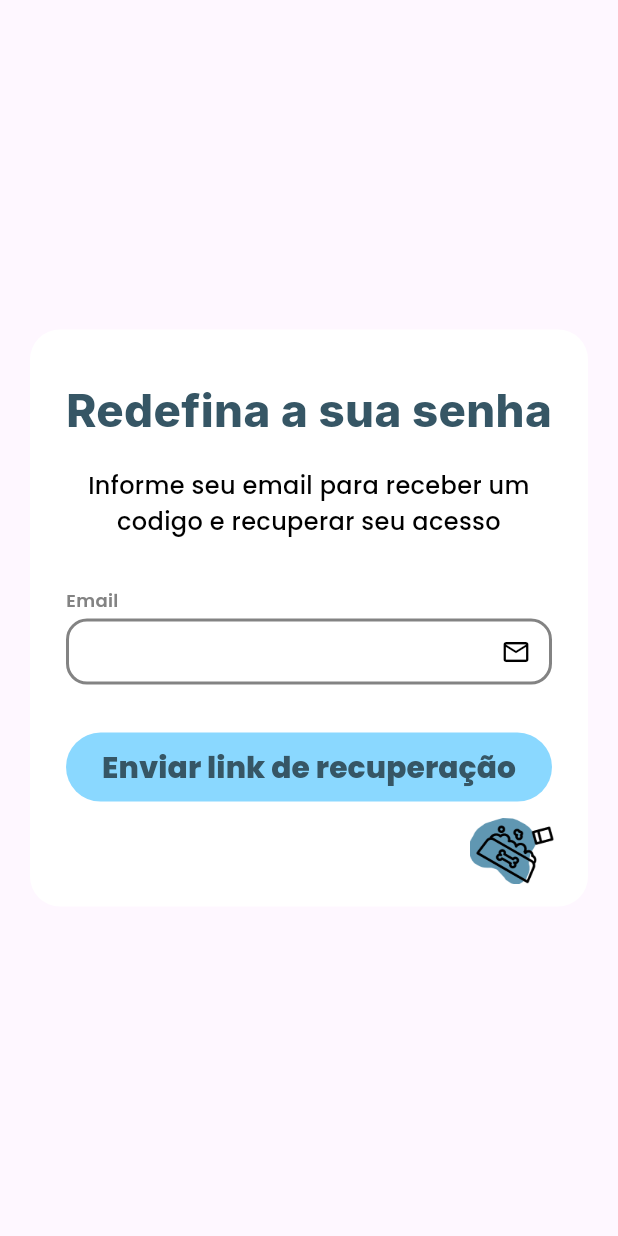
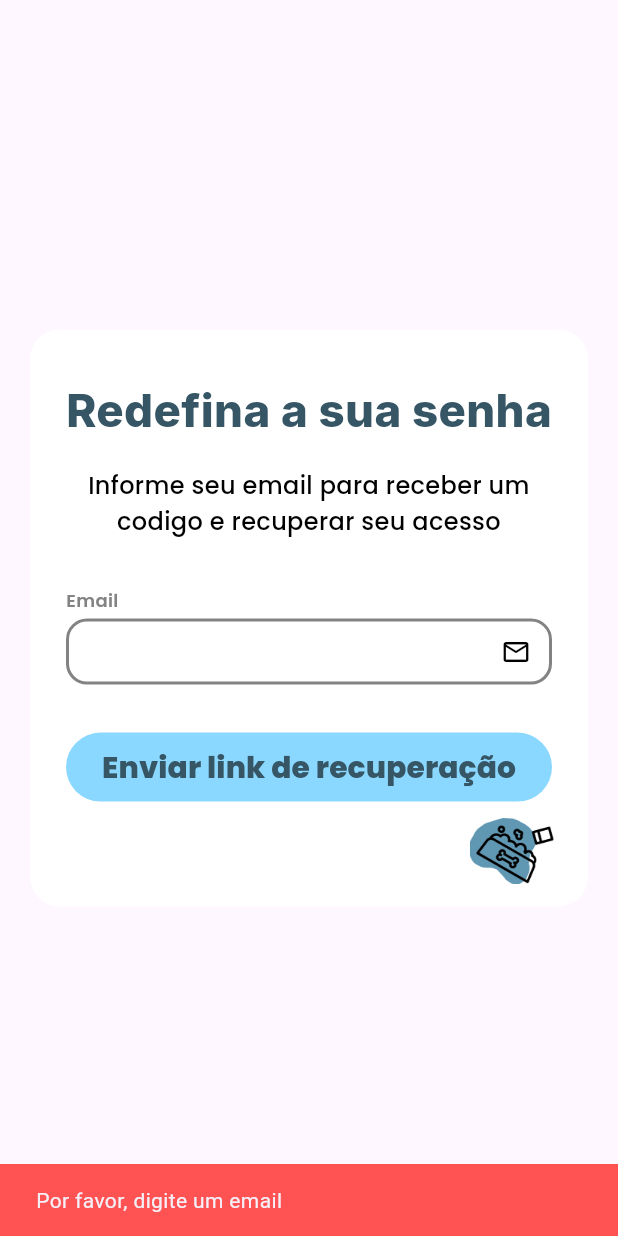
Before and after one commit to HenriqueVM5/Asimov-Pet-Shop-Flutter, a Flutter app: the RecuperarSenhaDialog widget shown alone on an empty page, opened directly, after a tap on "Enviar link de recuperação", on a phone screen of 412 x 824 dp. Run offline on Flutter 3.47's test engine with Material 3 defaults, Android fonts, the phone set to English and light mode, and no system bars; our stand-ins replace cloud_firestore, firebase_auth, firebase_core, flutter_riverpod, google_fonts, google_sign_in; accounts and stored records are empty.

Commit message:
implementando logica de recuperação de senha pelo firebase

```diff
--- a/lib/widgets/recuperar_senha.dart
+++ b/lib/widgets/recuperar_senha.dart
@@ -1,5 +1,7 @@
 import 'package:flutter/material.dart';
 import 'package:google_fonts/google_fonts.dart';
+import 'package:provider/provider.dart';
+import '../providers/auth_provider.dart';
 
 class RecuperarSenhaDialog extends StatefulWidget {
   const RecuperarSenhaDialog({super.key});
@@ -10,6 +12,7 @@ class RecuperarSenhaDialog extends StatefulWidget {
 
 class _RecuperarSenhaDialogState extends State<RecuperarSenhaDialog> {
   final _emailRecuperacaoController = TextEditingController();
+  bool _isLoading = false;
 
   @override
   void dispose() {
@@ -117,11 +120,7 @@ class _RecuperarSenhaDialogState extends State<RecuperarSenhaDialog> {
                   width: double.infinity,
                   height: 46,
                   child: ElevatedButton(
-                    onPressed: () {
-                      final email = _emailRecuperacaoController.text;
-                      print("Enviar recuperação para: $email");
-                      // TODO: Chamar o AuthProvider aqui
-                    },
+                    onPressed: _isLoading ? null : _enviarEmailRecuperacao,
                     style: ElevatedButton.styleFrom(
                       backgroundColor: const Color(0xFF8AD8FF),
                       shape: RoundedRectangleBorder(
@@ -131,7 +130,18 @@ class _RecuperarSenhaDialogState extends State<RecuperarSenhaDialog> {
                     ),
                     child: FittedBox(
                       fit: BoxFit.scaleDown,
-                      child: Text(
+                      child: _isLoading
+                          ? const SizedBox(
+                              width: 24,
+                              height: 24,
+                              child: CircularProgressIndicator(
+                                strokeWidth: 2,
+                                valueColor: AlwaysStoppedAnimation<Color>(
+                                  Color(0xFF365665),
+                                ),
+                              ),
+                            )
+                          : Text(
                               'Enviar link de recuperação',
                               style: GoogleFonts.poppins(
                                 color: const Color(0xFF365665),
@@ -163,4 +173,53 @@ class _RecuperarSenhaDialogState extends State<RecuperarSenhaDialog> {
       ),
     );
   }
+
+  Future<void> _enviarEmailRecuperacao() async {
+    final email = _emailRecuperacaoController.text.trim();
+
+    // Validação básica do email
+    if (email.isEmpty) {
+      ScaffoldMessenger.of(context).showSnackBar(
+        const SnackBar(
+          content: Text('Por favor, digite um email'),
+          backgroundColor: Colors.redAccent,
+        ),
+      );
+      return;
     }
+
+    setState(() {
+      _isLoading = true;
+    });
+
+    final authProvider = Provider.of<AuthProvider>(context, listen: false);
+    final resultado = await authProvider.sendPasswordResetEmail(email);
+
+    setState(() {
+      _isLoading = false;
+    });
+
+    if (resultado == null) {
+      // Sucesso
+      ScaffoldMessenger.of(context).showSnackBar(
+        SnackBar(
+          content: Text(
+            'Email enviado para $email. Verifique sua caixa de entrada.',
+          ),
+          backgroundColor: Colors.green,
+          duration: const Duration(seconds: 3),
+        ),
+      );
+      // Fecha o diálogo após sucesso
+      Navigator.of(context).pop();
+    } else {
+      // Erro
+      ScaffoldMessenger.of(context).showSnackBar(
+        SnackBar(
+          content: Text(resultado),
+          backgroundColor: Colors.redAccent,
+        ),
+      );
+    }
+  }
+}
```
Lines whose indentation alone changed are shown as unchanged.
